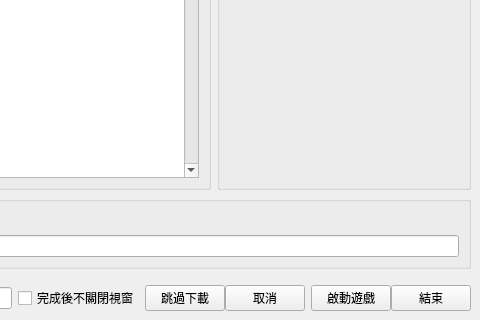
chyuaner/python-minecraft-mods-sync, file src/gui/MainWindow.ui: the form before one commit; both pictures show x 821 to 1301 and y 417 to 737 of the 1301 by 737 pixel window.
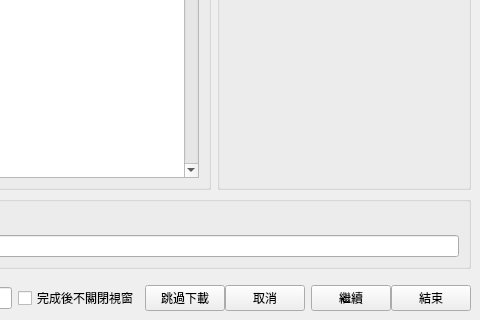
The form after the commit.

Commit message: UI小幅優化

```diff
--- a/src/gui/MainWindow.ui
+++ b/src/gui/MainWindow.ui
@@ -512,7 +512,7 @@
               <string>&lt;html&gt;&lt;head/&gt;&lt;body&gt;&lt;p&gt;繼續啟動遊戲流程&lt;/p&gt;&lt;p&gt;（具體來說會結束本程式並送出exit 0狀態碼）&lt;/p&gt;&lt;/body&gt;&lt;/html&gt;</string>
              </property>
              <property name="text">
-              <string>啟動遊戲</string>
+              <string>繼續</string>
              </property>
             </widget>
            </item>
```
The commit also changes 1 other file.
